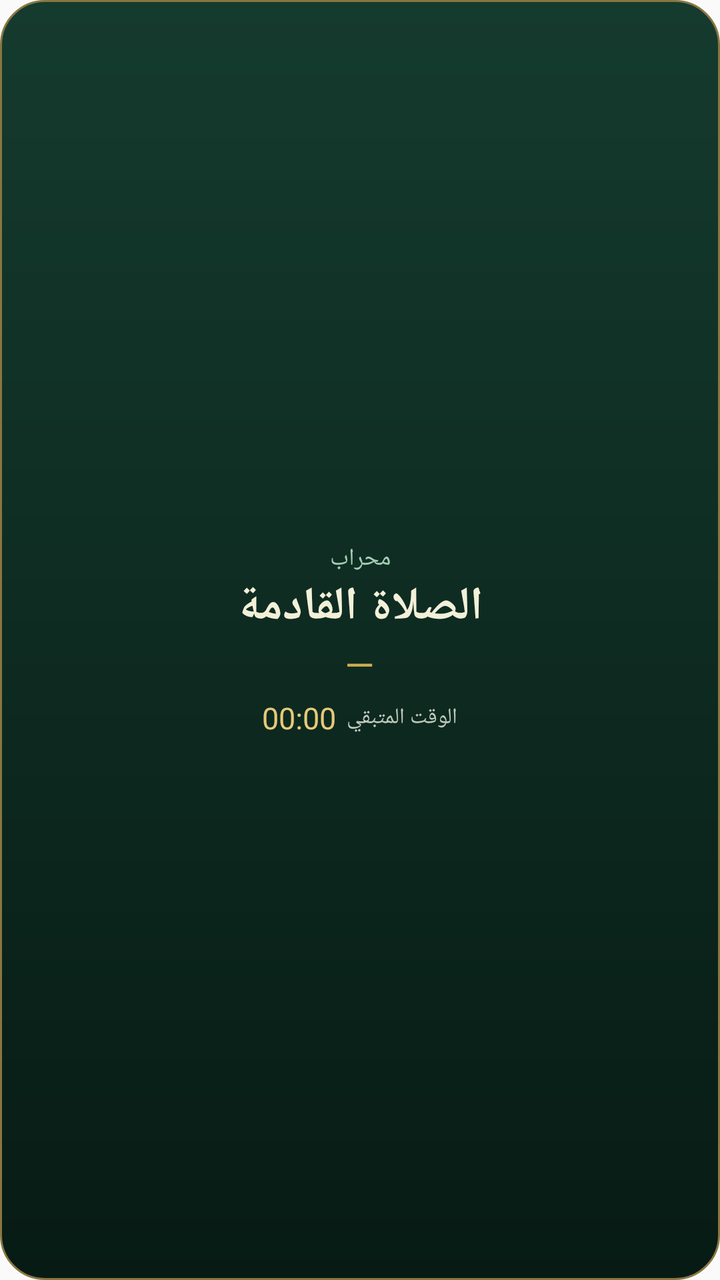
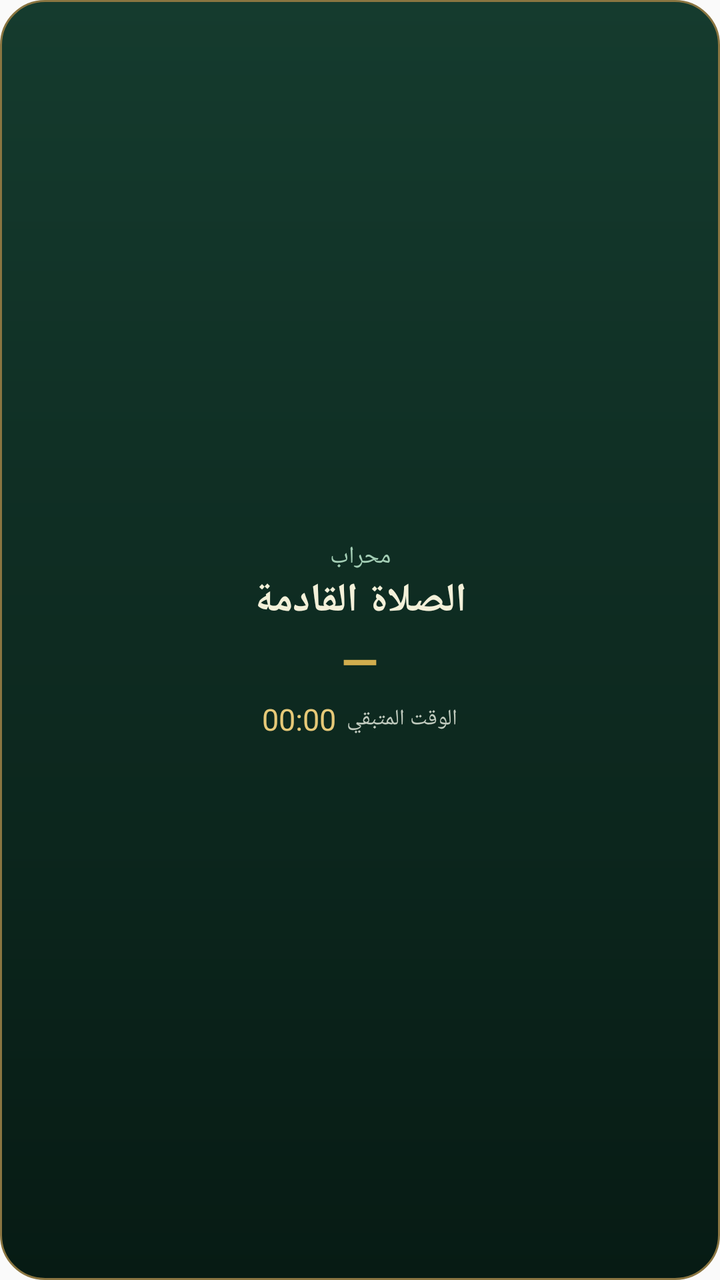

An Android layout rendered at two revisions. The XML below is the earlier revision; the diff shows what the commit changed to produce the second picture.
<!-- AndroidManifest.xml: application theme AppTheme -->
<!-- res/layout/prayer_widget.xml -->
<?xml version="1.0" encoding="utf-8"?>
<LinearLayout xmlns:android="http://schemas.android.com/apk/res/android" android:id="@+id/widget_root" android:layout_width="match_parent" android:layout_height="match_parent" android:orientation="vertical" android:layoutDirection="rtl" android:gravity="center" android:padding="14dp" android:background="@drawable/prayer_widget_background">
 <TextView android:id="@+id/widget_city" android:layout_width="match_parent" android:layout_height="wrap_content" android:text="محراب" android:gravity="center" android:textColor="#A3CEB5" android:textSize="12sp" android:maxLines="1" android:ellipsize="end"/>
 <TextView android:id="@+id/widget_prayer" android:layout_width="match_parent" android:layout_height="wrap_content" android:text="الصلاة القادمة" android:gravity="center" android:textColor="#F3F0D9" android:textStyle="bold" android:textSize="23sp" android:maxLines="2"/>
 <TextView android:id="@+id/widget_time" android:layout_width="wrap_content" android:layout_height="wrap_content" android:text="—" android:textColor="#D1AD4E" android:textSize="19sp" android:textDirection="ltr"/>
 <LinearLayout android:layout_width="wrap_content" android:layout_height="wrap_content" android:orientation="horizontal" android:gravity="center" android:paddingTop="4dp">
  <TextView android:id="@+id/widget_remaining" android:layout_width="wrap_content" android:layout_height="wrap_content" android:text="الوقت المتبقي  " android:textColor="#C0CABE" android:textSize="11sp"/>
  <Chronometer android:id="@+id/widget_countdown" android:layout_width="wrap_content" android:layout_height="wrap_content" android:text="00:00" android:textColor="#E6C978" android:textSize="15sp" android:textDirection="ltr"/>
 </LinearLayout>
</LinearLayout>
<!-- resources referenced by this layout -->
<resources>
  <!-- drawable prayer_widget_background (drawable) -->
  <?xml version="1.0" encoding="utf-8"?>
  <shape xmlns:android="http://schemas.android.com/apk/res/android" android:shape="rectangle"><gradient android:startColor="#153B2E" android:endColor="#071B14" android:angle="270"/><corners android:radius="22dp"/><stroke android:width="1dp" android:color="#8A7541"/><padding android:left="4dp" android:right="4dp" android:top="4dp" android:bottom="4dp"/></shape>
  <style name="AppTheme" parent="Theme.AppCompat.Light.DarkActionBar">
          
          <item name="colorPrimary">@color/colorPrimary</item>
          <item name="colorPrimaryDark">@color/colorPrimaryDark</item>
          <item name="colorAccent">@color/colorAccent</item>
      </style>
</resources>

<!-- the commit's change to res/layout/prayer_widget.xml (unified diff, before → after) -->
@@ -1,9 +1,9 @@
 <?xml version="1.0" encoding="utf-8"?>
-<LinearLayout xmlns:android="http://schemas.android.com/apk/res/android" android:id="@+id/widget_root" android:layout_width="match_parent" android:layout_height="match_parent" android:orientation="vertical" android:layoutDirection="rtl" android:gravity="center" android:padding="14dp" android:background="@drawable/prayer_widget_background">
+<LinearLayout xmlns:android="http://schemas.android.com/apk/res/android" android:id="@+id/widget_root" android:layout_width="match_parent" android:layout_height="match_parent" android:orientation="vertical" android:layoutDirection="rtl" android:gravity="center" android:padding="10dp" android:background="@drawable/prayer_widget_background">
  <TextView android:id="@+id/widget_city" android:layout_width="match_parent" android:layout_height="wrap_content" android:text="محراب" android:gravity="center" android:textColor="#A3CEB5" android:textSize="12sp" android:maxLines="1" android:ellipsize="end"/>
- <TextView android:id="@+id/widget_prayer" android:layout_width="match_parent" android:layout_height="wrap_content" android:text="الصلاة القادمة" android:gravity="center" android:textColor="#F3F0D9" android:textStyle="bold" android:textSize="23sp" android:maxLines="2"/>
- <TextView android:id="@+id/widget_time" android:layout_width="wrap_content" android:layout_height="wrap_content" android:text="—" android:textColor="#D1AD4E" android:textSize="19sp" android:textDirection="ltr"/>
- <LinearLayout android:layout_width="wrap_content" android:layout_height="wrap_content" android:orientation="horizontal" android:gravity="center" android:paddingTop="4dp">
+ <TextView android:id="@+id/widget_prayer" android:layout_width="match_parent" android:layout_height="wrap_content" android:text="الصلاة القادمة" android:gravity="center" android:textColor="#F3F0D9" android:textStyle="bold" android:textSize="20sp" android:maxLines="1" android:ellipsize="end"/>
+ <TextView android:id="@+id/widget_time" android:layout_width="wrap_content" android:layout_height="wrap_content" android:text="—" android:textColor="#D1AD4E" android:textSize="24sp" android:textStyle="bold" android:textDirection="ltr"/>
+ <LinearLayout android:layout_width="wrap_content" android:layout_height="wrap_content" android:orientation="horizontal" android:gravity="center" android:paddingTop="3dp">
   <TextView android:id="@+id/widget_remaining" android:layout_width="wrap_content" android:layout_height="wrap_content" android:text="الوقت المتبقي  " android:textColor="#C0CABE" android:textSize="11sp"/>
   <Chronometer android:id="@+id/widget_countdown" android:layout_width="wrap_content" android:layout_height="wrap_content" android:text="00:00" android:textColor="#E6C978" android:textSize="15sp" android:textDirection="ltr"/>
  </LinearLayout>
